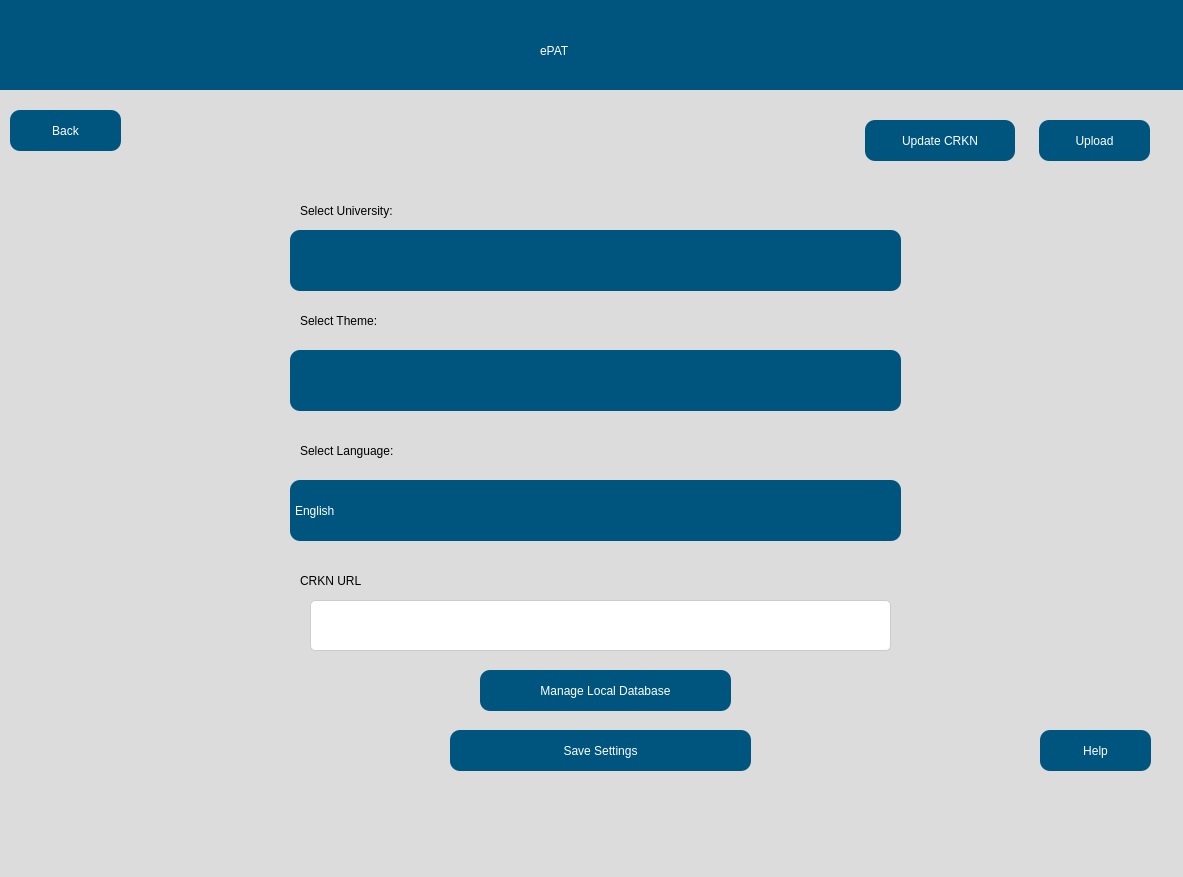
Old version of the form src/user_interface/english_settingsPage.ui in the repository eppenney/eBook-Perpetual-Access-Rights-Tracker.
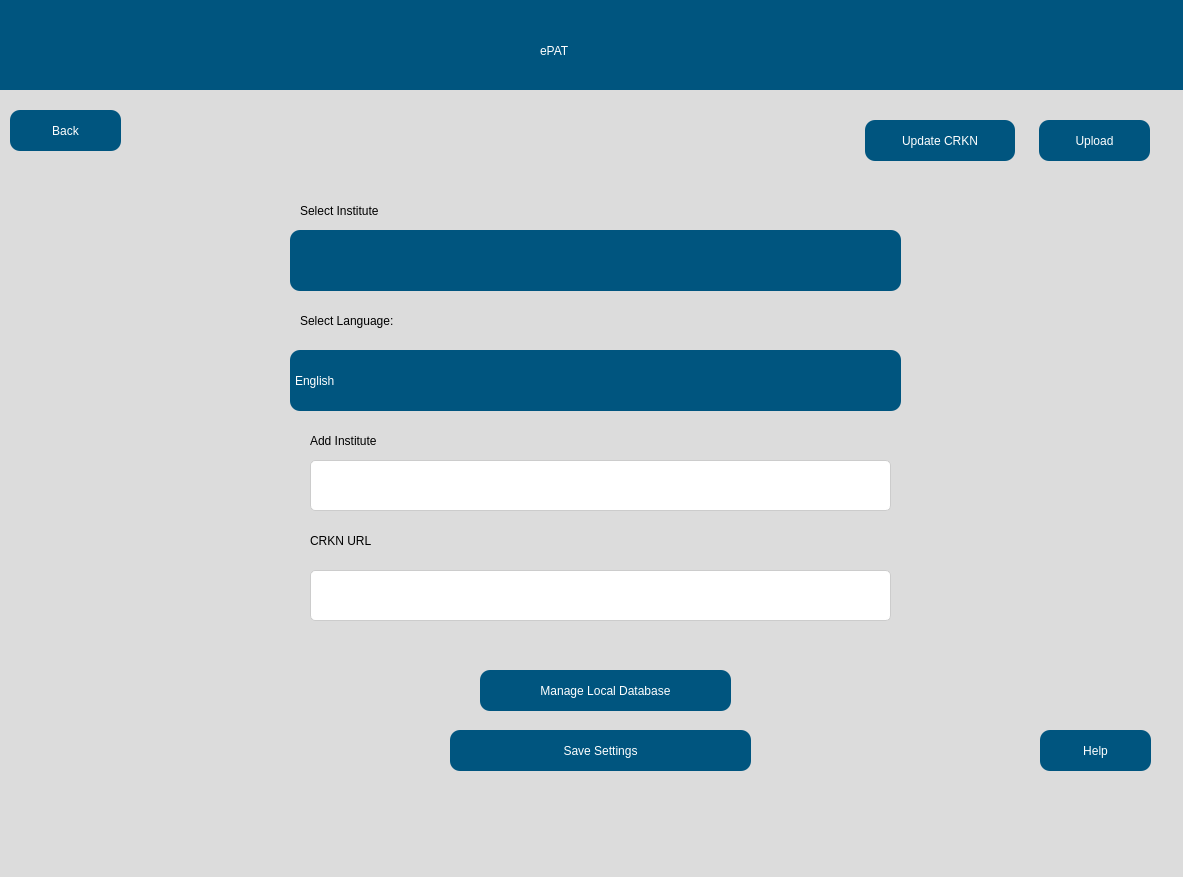
New version of the form. Icons and pictures are not drawn.

Patch:
```diff
--- a/src/user_interface/english_settingsPage.ui
+++ b/src/user_interface/english_settingsPage.ui
@@ -167,7 +167,7 @@
 color: rgb(0, 0, 0);</string>
     </property>
     <property name="text">
-     <string>Select University:</string>
+     <string>Select Institute</string>
     </property>
    </widget>
    <widget class="QComboBox" name="instituteSelection">
@@ -217,8 +217,8 @@
    <widget class="QLabel" name="UniversityLabel_6">
     <property name="geometry">
      <rect>
-      <x>310</x>
-      <y>300</y>
+      <x>320</x>
+      <y>420</y>
       <width>151</width>
       <height>41</height>
      </rect>
@@ -228,58 +228,14 @@
 color: rgb(0, 0, 0);</string>
     </property>
     <property name="text">
-     <string>Select Theme:</string>
-    </property>
-   </widget>
-   <widget class="QComboBox" name="comboBox_8">
-    <property name="geometry">
-     <rect>
-      <x>300</x>
-      <y>350</y>
-      <width>611</width>
-      <height>61</height>
-     </rect>
-    </property>
-    <property name="styleSheet">
-     <string notr="true">/* Styling for the QComboBox */
-QComboBox {
-    font: 75 16pt &quot;Arial&quot;;
-    background-color: rgb(0, 85, 127);
-    border-radius: 10px;
-    color: rgb(255, 255, 255);
-}
-
-/* Styling for the QComboBox when hovered */
-QComboBox:hover {
-    background-color: rgb(0, 75, 117); /* Slightly darker color when hovered */
-}
-
-/* Styling for the QComboBox when the dropdown is activated */
-QComboBox::drop-down {
-    subcontrol-origin: padding;
-    subcontrol-position: right center;
-    width: 15px;
-    border-left-width: 0px;
-    border-left-color: darkgray;
-    border-left-style: solid; /* just a single line */
-    border-top-right-radius: 10px; /* same radius as the QComboBox */
-    border-bottom-right-radius: 10px; /* same radius as the QComboBox */
-}
-
-/* Styling for the QComboBox when the dropdown button is pressed */
-QComboBox::down-arrow {
-                image: url(resources/dropdown_icon.png);
-                width: 21px;
-                height: 15px;
-                padding-right: 15px;
-            }</string>
+     <string>Add Institute</string>
     </property>
    </widget>
    <widget class="QLabel" name="UniversityLabel_7">
     <property name="geometry">
      <rect>
       <x>310</x>
-      <y>430</y>
+      <y>300</y>
       <width>151</width>
       <height>41</height>
      </rect>
@@ -296,7 +252,7 @@
     <property name="geometry">
      <rect>
       <x>300</x>
-      <y>480</y>
+      <y>350</y>
       <width>611</width>
       <height>61</height>
      </rect>
@@ -349,8 +305,8 @@
    <widget class="QLabel" name="UniversityLabel_8">
     <property name="geometry">
      <rect>
-      <x>310</x>
-      <y>560</y>
+      <x>320</x>
+      <y>520</y>
       <width>151</width>
       <height>41</height>
      </rect>
@@ -433,7 +389,7 @@
     <property name="geometry">
      <rect>
       <x>320</x>
-      <y>600</y>
+      <y>570</y>
       <width>581</width>
       <height>51</height>
      </rect>
@@ -497,6 +453,39 @@
      <string>Manage Local Database</string>
     </property>
    </widget>
+   <widget class="QTextEdit" name="addInstitute">
+    <property name="geometry">
+     <rect>
+      <x>320</x>
+      <y>460</y>
+      <width>581</width>
+      <height>51</height>
+     </rect>
+    </property>
+    <property name="styleSheet">
+     <string notr="true">/* Styling for QTextEdit */
+QTextEdit {
+    font-family: Arial, sans-serif;
+    font-size: 14px;
+    color: #333; /* Text color */
+    background-color: #fff; /* Background color */
+    border: 1px solid #ccc; /* Border color */
+    border-radius: 5px; /* Border radius */
+    padding: 8px; /* Padding inside the QTextEdit */
+}
+
+/* Styling for QTextEdit when it's focused */
+QTextEdit:focus {
+    border: 1px solid #4d90fe; /* Focused border color */
+    outline: none; /* Remove default focus outline */
+}
+
+/* Styling for QTextEdit when hovered */
+QTextEdit:hover {
+    border: 1px solid #999; /* Border color on hover */
+}</string>
+    </property>
+   </widget>
   </widget>
  </widget>
  <resources/>
```
